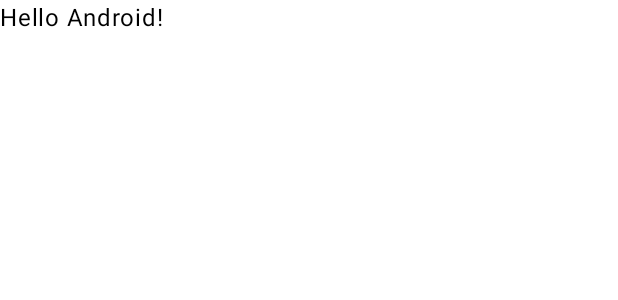
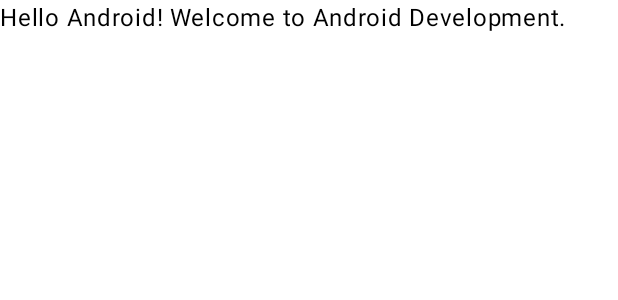
Before and after one commit to justinecasiano/test-mobile, an Android app built with Jetpack Compose: the @Preview function GreetingPreview, on a phone screen of 412 x 824 dp. Shown: the top 300 px of the screen. Run offline under Robolectric (Android 15) with nearby library versions, the phone set to English and light mode, and no system bars.

Commit message:
feat: add welcome

```diff
--- a/app/src/main/java/com/example/gathr/MainActivity.kt
+++ b/app/src/main/java/com/example/gathr/MainActivity.kt
@@ -33,7 +33,7 @@ class MainActivity : ComponentActivity() {
 @Composable
 fun Greeting(name: String, modifier: Modifier = Modifier) {
     Text(
-        text = "Hello $name!",
+        text = "Hello $name! Welcome to Android Development.",
         modifier = modifier,
     )
 }
```
